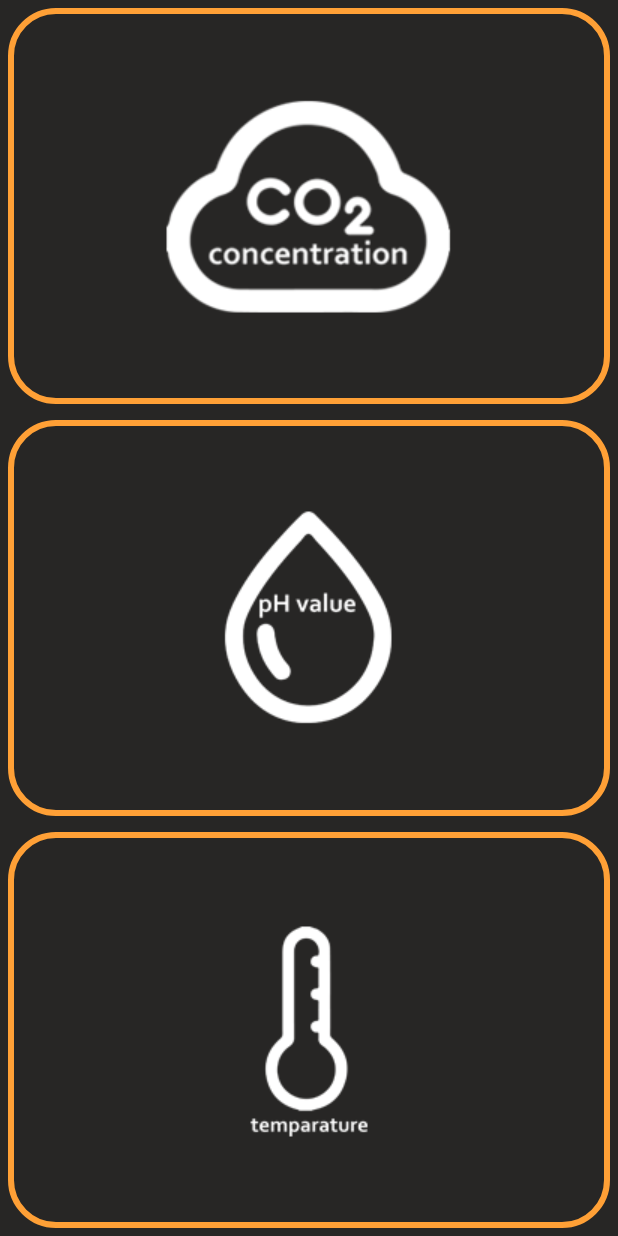
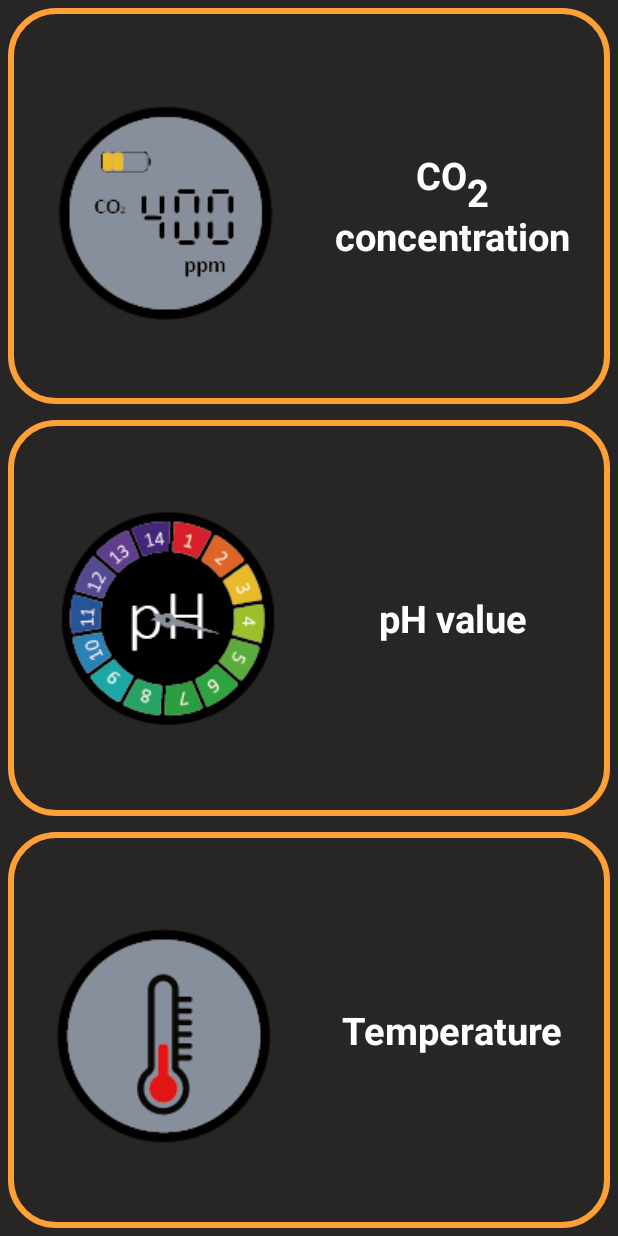
Before and after one commit to yiiju/CO2_Detection, an Android app: the MainActivity screen opened directly, with no data from a screen before it, on a phone screen of 412 x 824 dp. Run offline under Robolectric (Android 15) with nearby library versions, the phone set to English and light mode, and no system bars.

Commit message:
Change icon and data points
Change three icon in MainActivity and change data pointers from 100 to 50.

```diff
--- a/app/src/main/java/com/ncku_tainan/co2_detection/Concentration.java
+++ b/app/src/main/java/com/ncku_tainan/co2_detection/Concentration.java
@@ -207,7 +207,7 @@ public class Concentration extends AppCompatActivity implements ChildEventListen
         String chHour;
         String chMin;
         String chSec;
-        int numDataPoints = 100;
+        int numDataPoints = 50;
         if (NetInfo == null) {
             mChart.setNoDataText("Not connected to the network.");
         }
--- a/app/src/main/java/com/ncku_tainan/co2_detection/MainActivity.java
+++ b/app/src/main/java/com/ncku_tainan/co2_detection/MainActivity.java
@@ -3,14 +3,19 @@ package com.ncku_tainan.co2_detection;
 import android.content.Intent;
 import android.os.Bundle;
 import android.support.v7.app.AppCompatActivity;
+import android.text.Html;
 import android.view.View;
 import android.widget.ImageButton;
+import android.widget.TextView;
 
 public class MainActivity extends AppCompatActivity{
 
     private ImageButton CO2_concentrration_button;
     private ImageButton pH_button;
     private ImageButton temperature_button;
+    private TextView concentration_textView;
+    private TextView ph_textView;
+    private TextView temperature_textView;
 
 
     @Override
@@ -24,8 +29,20 @@ public class MainActivity extends AppCompatActivity{
         CO2_concentrration_button = findViewById(R.id.CO2_concentrration_button);
         pH_button = findViewById(R.id.pH_button);
         temperature_button = findViewById(R.id.temperature_button);
+        concentration_textView = findViewById(R.id.concentration_textView);
+        ph_textView = findViewById(R.id.ph_textView);
+        temperature_textView = findViewById(R.id.temperature_textView);
 
         CO2_concentrration_button.setOnClickListener(new View.OnClickListener() {
+            @Override
+            public void onClick(View v) {
+                Intent intent = new Intent();
+                intent.setClass(MainActivity.this , Concentration.class);
+                startActivity(intent);
+            }
+        });
+        concentration_textView.setText(Html.fromHtml("CO<sub>2</sub> concentration") );
+        concentration_textView.setOnClickListener(new View.OnClickListener() {
             @Override
             public void onClick(View v) {
                 Intent intent = new Intent();
@@ -41,7 +58,23 @@ public class MainActivity extends AppCompatActivity{
                 startActivity(intent);
             }
         });
+        ph_textView.setOnClickListener(new View.OnClickListener() {
+            @Override
+            public void onClick(View v) {
+                Intent intent = new Intent();
+                intent.setClass(MainActivity.this , pH_value.class);
+                startActivity(intent);
+            }
+        });
         temperature_button.setOnClickListener(new View.OnClickListener() {
+            @Override
+            public void onClick(View v) {
+                Intent intent = new Intent();
+                intent.setClass(MainActivity.this , Temperature.class);
+                startActivity(intent);
+            }
+        });
+        temperature_textView.setOnClickListener(new View.OnClickListener() {
             @Override
             public void onClick(View v) {
                 Intent intent = new Intent();
--- a/app/src/main/java/com/ncku_tainan/co2_detection/Temperature.java
+++ b/app/src/main/java/com/ncku_tainan/co2_detection/Temperature.java
@@ -211,7 +211,7 @@ public class Temperature extends AppCompatActivity implements ChildEventListener
         String chHour;
         String chMin;
         String chSec;
-        int numDataPoints = 100;
+        int numDataPoints = 50;
         if (NetInfo == null) {
             mChart.setNoDataText("Not connected to the network.");
         }
--- a/app/src/main/java/com/ncku_tainan/co2_detection/pH_value.java
+++ b/app/src/main/java/com/ncku_tainan/co2_detection/pH_value.java
@@ -135,6 +135,7 @@ public class pH_value extends AppCompatActivity implements ChildEventListener {
                 mySwipeRefreshLayout.setRefreshing(false);
                 checkNet();
                 getData();
+                initChart();
             }
         }, 3000);    // 3 second
     }
@@ -217,7 +218,7 @@ public class pH_value extends AppCompatActivity implements ChildEventListener {
         String chHour;
         String chSec;
         String chDate;
-        int numDataPoints = 100;
+        int numDataPoints = 50;
         if (NetInfo == null) {
             mChart.setNoDataText("Not connected to the network.");
         }
--- a/app/src/main/res/layout/activity_main.xml
+++ b/app/src/main/res/layout/activity_main.xml
@@ -10,16 +10,25 @@
         android:layout_width="match_parent"
         android:layout_height="match_parent"
         android:layout_weight="1"
-        android:orientation="vertical">
+        android:orientation="vertical"
+        tools:layout_editor_absoluteX="29dp"
+        tools:layout_editor_absoluteY="52dp">
 
         <LinearLayout
             android:layout_width="match_parent"
             android:layout_height="match_parent"
+            android:layout_margin="5dp"
             android:layout_weight="1"
+            android:background="@drawable/border"
             android:orientation="horizontal"
-            android:background="@drawable/border"
-            android:padding="10dp"
-            android:layout_margin="5dp">
+            android:padding="10dp">
+
+            <LinearLayout
+                android:layout_width="match_parent"
+                android:layout_height="match_parent"
+                android:layout_margin="5dp"
+                android:layout_weight="1"
+                android:orientation="vertical">
 
                 <ImageButton
                     android:id="@+id/CO2_concentrration_button"
@@ -27,37 +36,93 @@
                     android:layout_height="match_parent"
                     android:layout_weight="1"
                     android:background="#00000000"
-                app:srcCompat="@drawable/concentration" />
+                    app:srcCompat="@drawable/smallconcentration" />
+            </LinearLayout>
+
+            <LinearLayout
+                android:layout_width="match_parent"
+                android:layout_height="match_parent"
+                android:layout_margin="5dp"
+                android:layout_weight="1"
+                android:orientation="vertical">
+
+                <TextView
+                    android:id="@+id/concentration_textView"
+                    android:layout_width="match_parent"
+                    android:layout_height="wrap_content"
+                    android:gravity="center"
+                    android:textStyle="bold"
+                    android:layout_weight="1"
+                    android:textSize="25dp"
+                    android:textColor="#FFFFFFFF"
+                    android:background="#00000000" />
+            </LinearLayout>
 
         </LinearLayout>
 
         <LinearLayout
             android:layout_width="match_parent"
             android:layout_height="match_parent"
+            android:layout_margin="5dp"
             android:layout_weight="1"
+            android:background="@drawable/border"
             android:orientation="horizontal"
-            android:background="@drawable/border"
-            android:padding="10dp"
-            android:layout_margin="5dp">
+            android:padding="10dp">
+
+            <LinearLayout
+                android:layout_width="match_parent"
+                android:layout_height="match_parent"
+                android:layout_margin="5dp"
+                android:layout_weight="1"
+                android:orientation="vertical">
 
                 <ImageButton
                     android:id="@+id/pH_button"
                     android:layout_width="match_parent"
                     android:layout_height="match_parent"
+                    android:scaleType="centerInside"
                     android:layout_weight="1"
                     android:background="#00000000"
-                app:srcCompat="@drawable/ph" />
+                    app:srcCompat="@drawable/smallph" />
+            </LinearLayout>
+
+            <LinearLayout
+                android:layout_width="match_parent"
+                android:layout_height="match_parent"
+                android:layout_margin="5dp"
+                android:layout_weight="1"
+                android:orientation="vertical">
+
+                <TextView
+                    android:id="@+id/ph_textView"
+                    android:layout_width="match_parent"
+                    android:layout_height="wrap_content"
+                    android:gravity="center"
+                    android:textStyle="bold"
+                    android:layout_weight="1"
+                    android:textSize="25dp"
+                    android:textColor="#FFFFFFFF"
+                    android:background="#00000000"
+                    android:text="pH value" />
+            </LinearLayout>
 
         </LinearLayout>
 
         <LinearLayout
             android:layout_width="match_parent"
             android:layout_height="match_parent"
+            android:layout_margin="5dp"
             android:layout_weight="1"
+            android:background="@drawable/border"
             android:orientation="horizontal"
-            android:background="@drawable/border"
-            android:padding="10dp"
-            android:layout_margin="5dp">
+            android:padding="10dp">
+
+            <LinearLayout
+                android:layout_width="match_parent"
+                android:layout_height="match_parent"
+                android:layout_margin="5dp"
+                android:layout_weight="1"
+                android:orientation="vertical">
 
                 <ImageButton
                     android:id="@+id/temperature_button"
@@ -65,7 +130,29 @@
                     android:layout_height="match_parent"
                     android:layout_weight="1"
                     android:background="#00000000"
-                app:srcCompat="@drawable/temperature" />
+                    app:srcCompat="@drawable/smalltemperature" />
+            </LinearLayout>
+
+            <LinearLayout
+                android:layout_width="match_parent"
+                android:layout_height="match_parent"
+                android:layout_margin="5dp"
+                android:layout_weight="1"
+                android:orientation="vertical">
+
+                <TextView
+                    android:id="@+id/temperature_textView"
+                    android:layout_width="match_parent"
+                    android:layout_height="wrap_content"
+                    android:gravity="center"
+                    android:textStyle="bold"
+                    android:layout_weight="1"
+                    android:textSize="25dp"
+                    android:textColor="#FFFFFFFF"
+                    android:background="#00000000"
+                    android:text="Temperature" />
+            </LinearLayout>
+
         </LinearLayout>
     </LinearLayout>
 
```
Also changed, not shown: app/src/main/res/drawable/newconcentration.png (added), app/src/main/res/drawable/newph.png (added), app/src/main/res/drawable/newtemperature.png (added), app/src/main/res/drawable/smallconcentration.png (added), app/src/main/res/drawable/smallph.png (added), app/src/main/res/drawable/smalltemperature.png (added). Lines whose indentation alone changed are shown as unchanged.
